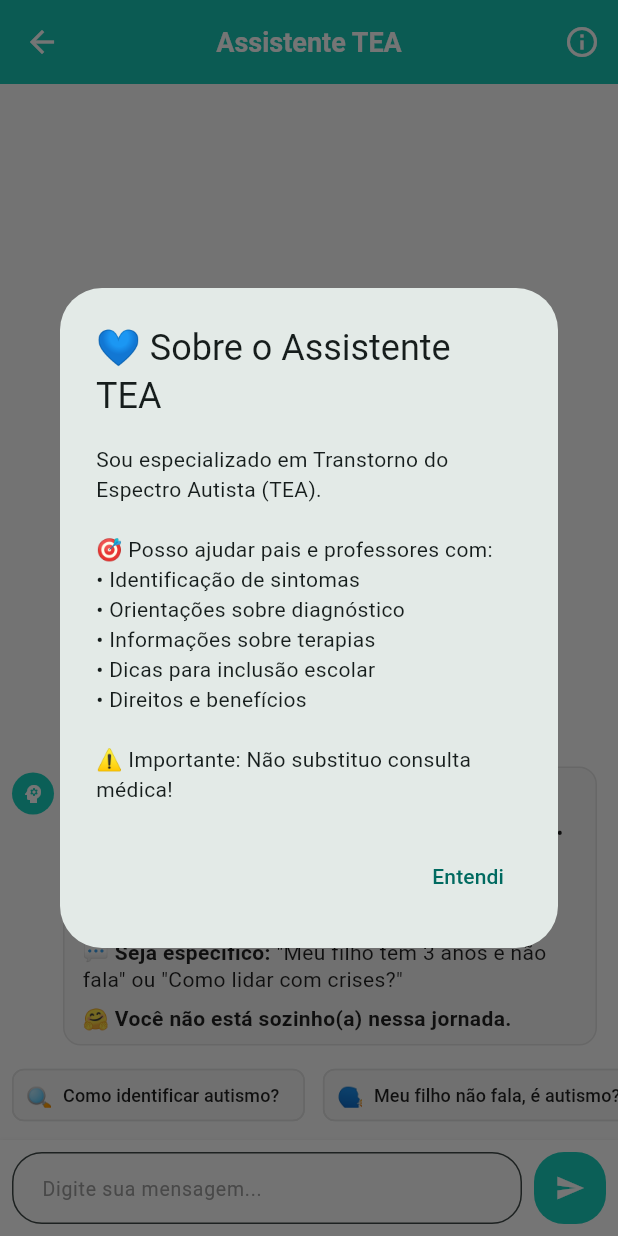
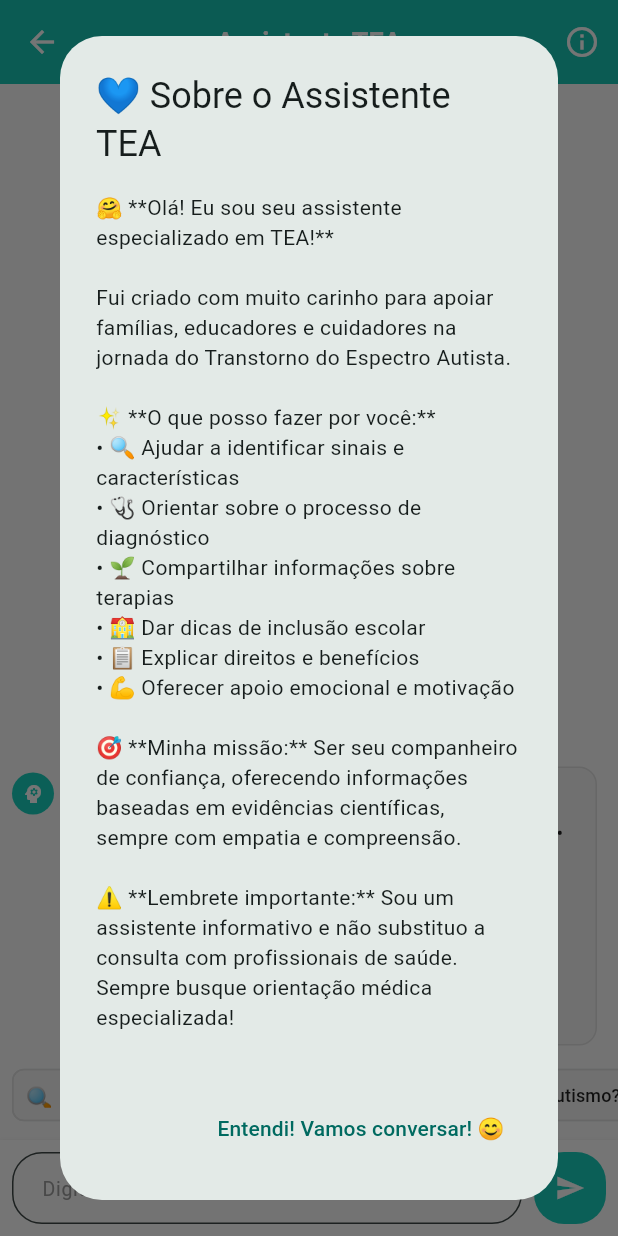
Before and after one commit to GabrielFaria1509/ProjetoFetin, a Flutter app: the ChatScreen screen opened directly, after a tap on the "info outline" icon, on a phone screen of 412 x 824 dp. Run offline on Flutter 3.47's test engine with Material 3 defaults, Android fonts, the phone set to English and light mode, and no system bars; drawn by our look-alikes of flutter_markdown; our stand-ins replace flutter_dotenv, google_generative_ai, image_cropper, image_picker, shared_preferences; missing offline and left inert: flutter_pdfview; accounts and stored records are empty.

```diff
--- a/frontend-flutter/tism/lib/views/chatbot/chat_screen.dart
+++ b/frontend-flutter/tism/lib/views/chatbot/chat_screen.dart
@@ -199,19 +199,23 @@ class _ChatScreenState extends State<ChatScreen> {
       builder: (context) => AlertDialog(
         title: const Text('💙 Sobre o Assistente TEA'),
         content: const Text(
-          'Sou especializado em Transtorno do Espectro Autista (TEA).\n\n'
-          '🎯 Posso ajudar pais e professores com:\n'
-          '• Identificação de sintomas\n'
-          '• Orientações sobre diagnóstico\n'
-          '• Informações sobre terapias\n'
-          '• Dicas para inclusão escolar\n'
-          '• Direitos e benefícios\n\n'
-          '⚠️ Importante: Não substituo consulta médica!'
+          '🤗 **Olá! Eu sou seu assistente especializado em TEA!**\n\n'
+          'Fui criado com muito carinho para apoiar famílias, educadores e cuidadores na jornada do Transtorno do Espectro Autista.\n\n'
+          '✨ **O que posso fazer por você:**\n'
+          '• 🔍 Ajudar a identificar sinais e características\n'
+          '• 🩺 Orientar sobre o processo de diagnóstico\n'
+          '• 🌱 Compartilhar informações sobre terapias\n'
+          '• 🏫 Dar dicas de inclusão escolar\n'
+          '• 📋 Explicar direitos e benefícios\n'
+          '• 💪 Oferecer apoio emocional e motivação\n\n'
+          '🎯 **Minha missão:** Ser seu companheiro de confiança, oferecendo informações baseadas em evidências científicas, sempre com empatia e compreensão.\n\n'
+          '⚠️ **Lembrete importante:** Sou um assistente informativo e não substituo a consulta com profissionais de saúde. Sempre busque orientação médica especializada!\n\n'
+          '💙 **Juntos, podemos fazer a diferença na vida de pessoas com TEA!**'
         ),
         actions: [
           TextButton(
             onPressed: () => Navigator.pop(context),
-            child: const Text('Entendi'),
+            child: const Text('Entendi! Vamos conversar! 😊'),
           ),
         ],
       ),
--- a/frontend-flutter/tism/lib/views/home/home_page.dart
+++ b/frontend-flutter/tism/lib/views/home/home_page.dart
@@ -101,10 +101,7 @@ class HomePage extends StatelessWidget {
                     context,
                     'Fórum TEA',
                     Icons.forum,
-                    () => Navigator.push(
-                      context,
-                      MaterialPageRoute(builder: (context) => const ForumScreen()),
-                    ),
+                    () => _showDevelopmentDialog(context),
                   ),
 
                   _buildMenuCard(
@@ -172,4 +169,28 @@ class HomePage extends StatelessWidget {
       ),
     );
   }
+
+  void _showDevelopmentDialog(BuildContext context) {
+    showDialog(
+      context: context,
+      builder: (context) => AlertDialog(
+        title: const Text('🚧 Em Desenvolvimento'),
+        content: const Text(
+          'O Fórum TEA está sendo desenvolvido com muito carinho para você!\n\n'
+          '🚀 Em breve você poderá:\n'
+          '• Compartilhar experiências\n'
+          '• Fazer perguntas à comunidade\n'
+          '• Trocar dicas e apoio\n'
+          '• Conectar-se com outras famílias\n\n'
+          '💙 Obrigado pela paciência!'
+        ),
+        actions: [
+          TextButton(
+            onPressed: () => Navigator.pop(context),
+            child: const Text('Entendi'),
+          ),
+        ],
+      ),
+    );
+  }
 }
```
Also changed, not shown: frontend-flutter/tism/lib/services/gemini_service.dart (+9 -140 lines), frontend-flutter/tism/lib/views/chatbot/chatbot_service.dart (+8 -19 lines).
